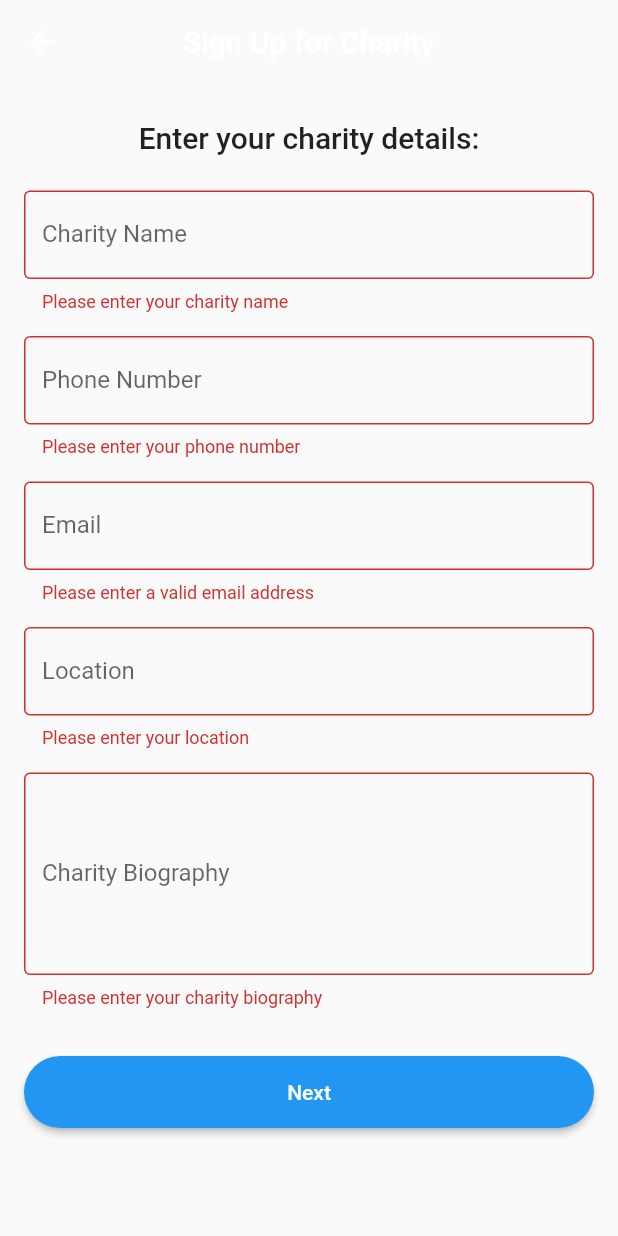
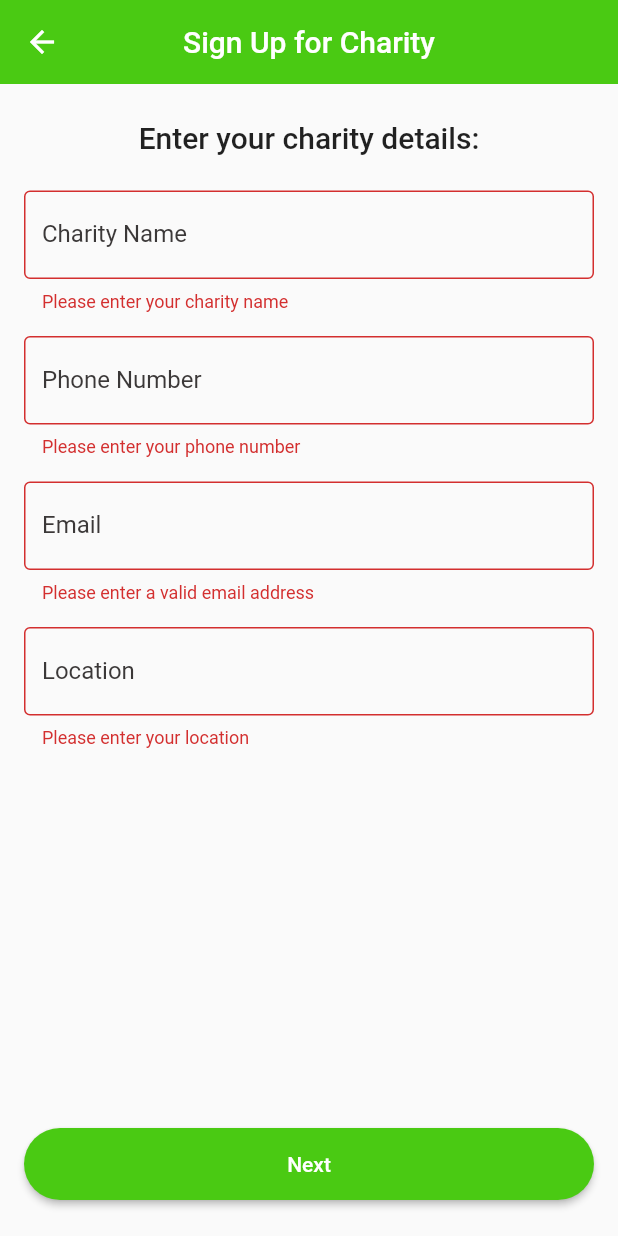
Before and after one commit to abu3athab/amal, a Flutter app: the SignUpChartiy screen opened directly, after a tap on "Next", on a phone screen of 412 x 824 dp. Run offline on Flutter 3.47's test engine with Material 2 defaults, Android fonts, the phone set to English and light mode, and no system bars; missing offline and left inert: dart:ffi.

Commit message:
add responsive design to charity sign up screen

```diff
--- a/lib/sign up/signUpCharity.dart
+++ b/lib/sign up/signUpCharity.dart
@@ -1,4 +1,6 @@
+import 'package:demo2/colors.dart';
 import 'package:flutter/material.dart';
+import 'package:flutter/rendering.dart';
 
 class SignUpChartiy extends StatefulWidget {
   const SignUpChartiy({Key? key}) : super(key: key);
@@ -36,16 +38,16 @@ class _SignUpChartiyState extends State<SignUpChartiy> {
       appBar: AppBar(
         title: Text('Sign Up for Charity'),
         centerTitle: true,
-        backgroundColor: Colors.transparent,
+        backgroundColor: logoColor,
         elevation: 0,
       ),
-      body: SingleChildScrollView(
-        child: Container(
+      body: Container(
         height: height - AppBar().preferredSize.height - mediaQuery.padding.top,
         padding: const EdgeInsets.symmetric(horizontal: 16, vertical: 24),
         child: Form(
           key: _formKey,
           child: Column(
+            // mainAxisAlignment: MainAxisAlignment.spaceEvenly,
             crossAxisAlignment: CrossAxisAlignment.stretch,
             children: [
               Text(
@@ -54,12 +56,17 @@ class _SignUpChartiyState extends State<SignUpChartiy> {
                 textAlign: TextAlign.center,
               ),
               const SizedBox(height: 24),
+              Expanded(
+                child: ListView(children: [
                   TextFormField(
                     controller: _charityNameController,
                     decoration: InputDecoration(
                         labelText: 'Charity Name',
+                        labelStyle:
+                            TextStyle(color: Color.fromARGB(255, 59, 56, 56)),
                         border: OutlineInputBorder(),
-                  ),
+                        focusedBorder: OutlineInputBorder(
+                            borderSide: BorderSide(color: logoColor))),
                     validator: (value) {
                       if (value == null || value.isEmpty) {
                         return 'Please enter your charity name';
@@ -72,8 +79,11 @@ class _SignUpChartiyState extends State<SignUpChartiy> {
                     controller: _phoneNumberController,
                     decoration: InputDecoration(
                         labelText: 'Phone Number',
+                        labelStyle:
+                            TextStyle(color: Color.fromARGB(255, 59, 56, 56)),
                         border: OutlineInputBorder(),
-                  ),
+                        focusedBorder: OutlineInputBorder(
+                            borderSide: BorderSide(color: logoColor))),
                     validator: (value) {
                       if (value == null || value.isEmpty) {
                         return 'Please enter your phone number';
@@ -81,15 +91,20 @@ class _SignUpChartiyState extends State<SignUpChartiy> {
                       return null;
                     },
                   ),
-                const SizedBox(height: 16),
+                  SizedBox(height: 16),
                   TextFormField(
                     controller: _emailController,
                     decoration: InputDecoration(
                         labelText: 'Email',
+                        labelStyle:
+                            TextStyle(color: Color.fromARGB(255, 59, 56, 56)),
                         border: OutlineInputBorder(),
-                  ),
+                        focusedBorder: OutlineInputBorder(
+                            borderSide: BorderSide(color: logoColor))),
                     validator: (value) {
-                    if (value == null || value.isEmpty || !value.contains('@')) {
+                      if (value == null ||
+                          value.isEmpty ||
+                          !value.contains('@')) {
                         return 'Please enter a valid email address';
                       }
                       return null;
@@ -100,8 +115,11 @@ class _SignUpChartiyState extends State<SignUpChartiy> {
                     controller: _locationController,
                     decoration: InputDecoration(
                         labelText: 'Location',
+                        labelStyle:
+                            TextStyle(color: Color.fromARGB(255, 59, 56, 56)),
                         border: OutlineInputBorder(),
-                  ),
+                        focusedBorder: OutlineInputBorder(
+                            borderSide: BorderSide(color: logoColor))),
                     validator: (value) {
                       if (value == null || value.isEmpty) {
                         return 'Please enter your location';
@@ -109,22 +127,11 @@ class _SignUpChartiyState extends State<SignUpChartiy> {
                       return null;
                     },
                   ),
-                const SizedBox(height: 16),
-                TextFormField(
-                  controller: _bioController,
-                  decoration: InputDecoration(
-                    labelText: 'Charity Biography',
-                    border: OutlineInputBorder(),
+                ]),
               ),
-                  maxLines: 5,
-                  validator: (value) {
-                    if (value == null || value.isEmpty) {
-                      return 'Please enter your charity biography';
-                    }
-                    return null;
-                  },
+              SizedBox(
+                height: height * 0.05,
               ),
-                const SizedBox(height: 32),
               ElevatedButton(
                 onPressed: () {
                   if (_formKey.currentState?.validate() == true) {
@@ -133,20 +140,22 @@ class _SignUpChartiyState extends State<SignUpChartiy> {
                     final phoneNumber = _phoneNumberController.text;
                     final email = _emailController.text;
                     final location = _locationController.text;
-                  final bio = _bioController.text;
+
                     // TODO: save the data and navigate to the next screen
                   }
                 },
                 child: Text('Next'),
                 style: ElevatedButton.styleFrom(
+                  backgroundColor: logoColor,
                   minimumSize: Size(width, 48),
-                shape: RoundedRectangleBorder(borderRadius: BorderRadius.circular(24)),
-                primary: theme.primaryColor,
+                  shape: RoundedRectangleBorder(
+                      borderRadius: BorderRadius.circular(24)),
                 ),
               ),
             ],
           ),
         ),
       ),
-  ),
-);}}
+    );
+  }
+}
```
Lines whose indentation alone changed are shown as unchanged.
